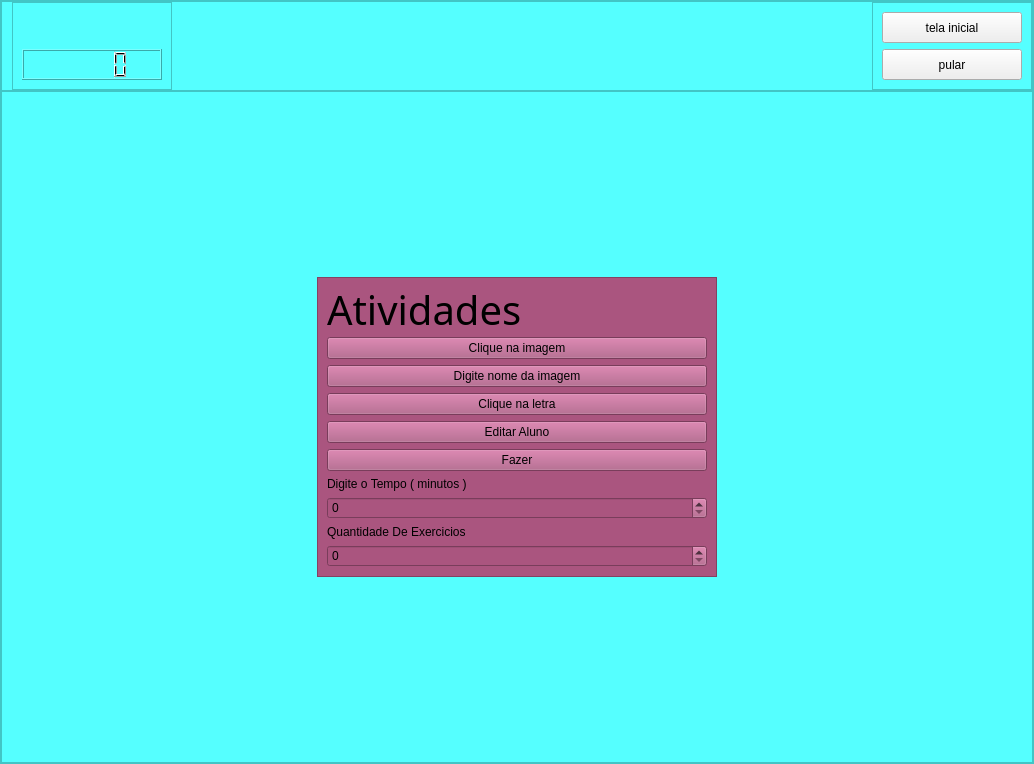
Above: App/Desenvolvimento/src/main/python/mainUi.ui from wesleyrodrigues/TCC before the change. Below: the same form after it.
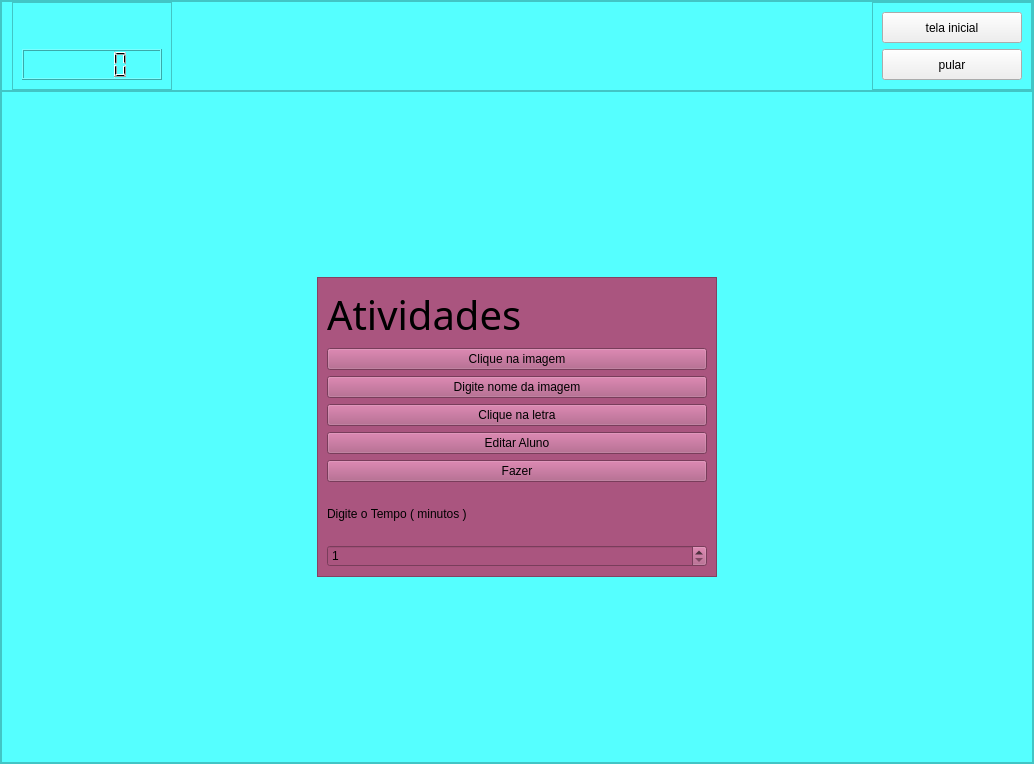
That is the form after the change. The open tabs and pages were chosen to show the change. Icons and pictures are not drawn.

Patch:
```diff
--- a/App/Desenvolvimento/src/main/python/mainUi.ui
+++ b/App/Desenvolvimento/src/main/python/mainUi.ui
@@ -1282,18 +1282,15 @@
                   </widget>
                  </item>
                  <item>
-                  <widget class="QSpinBox" name="spinBox"/>
-                 </item>
-                 <item>
-                  <widget class="QLabel" name="label_5">
-                   <property name="text">
-                    <string>Quantidade De Exercicios</string>
+                  <widget class="QSpinBox" name="timeEdit">
+                   <property name="minimum">
+                    <number>1</number>
+                   </property>
+                   <property name="maximum">
+                    <number>59</number>
                    </property>
                   </widget>
                  </item>
-                 <item>
-                  <widget class="QSpinBox" name="spinBox_2"/>
-                 </item>
                 </layout>
                </widget>
               </item>
```
Left out of the diff: 2 changed lines with no effect on the pictures.
